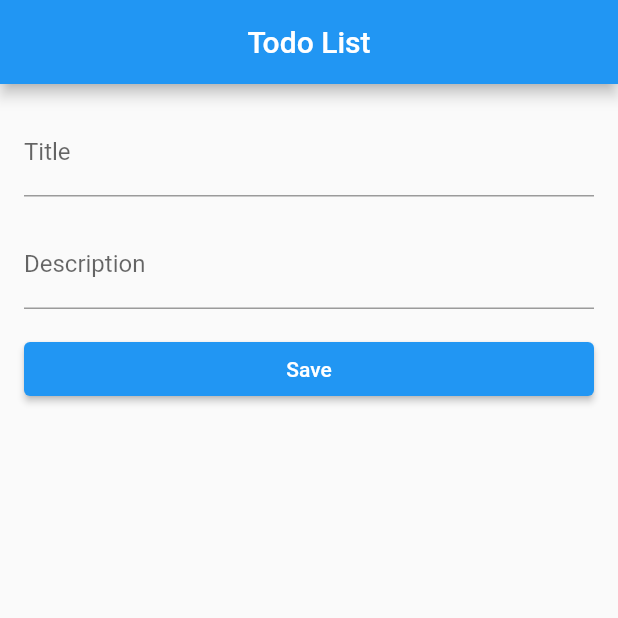
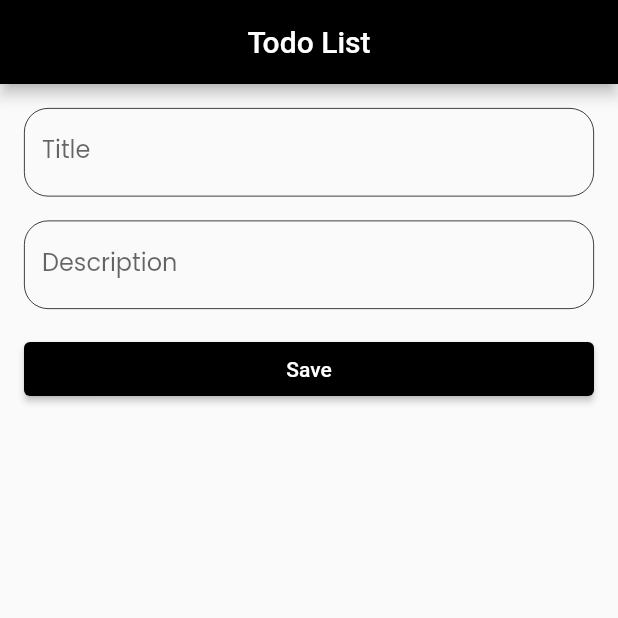
Before and after one commit to Stobertonf/status_management_list, a Flutter app: the screen it shows after launch, on a phone screen of 412 x 824 dp, the top half of it. Run offline on Flutter 3.47's test engine with Material 2 defaults, Android fonts, the phone set to English and light mode, and no system bars.

Commit message:
feat(Splash-Screen): Changing the Home Page file.

```diff
--- a/lib/app/pages/home/home_page.dart
+++ b/lib/app/pages/home/home_page.dart
@@ -39,9 +39,12 @@ class _HomePageState extends State<HomePage> {
           'Todo List',
         ),
         centerTitle: true,
+        backgroundColor: Colors.black,
       ),
       body: Padding(
-        padding: const EdgeInsets.all(16.0),
+        padding: const EdgeInsets.all(
+          16.0,
+        ),
         child: Form(
           key: _formKey,
           child: Column(
@@ -49,8 +52,40 @@ class _HomePageState extends State<HomePage> {
             children: <Widget>[
               TextFormField(
                 controller: _titleController,
-                decoration: const InputDecoration(
+                decoration: InputDecoration(
+                  border: OutlineInputBorder(
+                    borderRadius: BorderRadius.circular(
+                      16.0,
+                    ),
+                    borderSide: const BorderSide(
+                      width: 0.5,
+                      color: Colors.white,
+                    ),
+                  ),
+                  enabledBorder: OutlineInputBorder(
+                    borderRadius: BorderRadius.circular(
+                      16.0,
+                    ),
+                    borderSide: const BorderSide(
+                      width: 0.5,
+                      color: Colors.black,
+                    ),
+                  ),
+                  focusedBorder: OutlineInputBorder(
+                    borderRadius: BorderRadius.circular(
+                      16.0,
+                    ),
+                    borderSide: const BorderSide(
+                      width: 0.5,
+                      color: Colors.black,
+                    ),
+                  ),
                   labelText: 'Title',
+                  labelStyle: const TextStyle(
+                    fontSize: 16,
+                    fontFamily: 'Poppins',
+                    fontWeight: FontWeight.w400,
+                  ),
                 ),
                 validator: (value) {
                   if (value!.isEmpty) {
@@ -59,11 +94,45 @@ class _HomePageState extends State<HomePage> {
                   return null;
                 },
               ),
-              const SizedBox(height: 16.0),
+              const SizedBox(
+                height: 16.0,
+              ),
               TextFormField(
                 controller: _descriptionController,
-                decoration: const InputDecoration(
+                decoration: InputDecoration(
+                  border: OutlineInputBorder(
+                    borderRadius: BorderRadius.circular(
+                      16.0,
+                    ),
+                    borderSide: const BorderSide(
+                      width: 0.5,
+                      color: Colors.white,
+                    ),
+                  ),
+                  enabledBorder: OutlineInputBorder(
+                    borderRadius: BorderRadius.circular(
+                      16.0,
+                    ),
+                    borderSide: const BorderSide(
+                      width: 0.5,
+                      color: Colors.black,
+                    ),
+                  ),
+                  focusedBorder: OutlineInputBorder(
+                    borderRadius: BorderRadius.circular(
+                      16.0,
+                    ),
+                    borderSide: const BorderSide(
+                      width: 0.5,
+                      color: Colors.black,
+                    ),
+                  ),
                   labelText: 'Description',
+                  labelStyle: const TextStyle(
+                    fontSize: 16,
+                    fontFamily: 'Poppins',
+                    fontWeight: FontWeight.w400,
+                  ),
                 ),
                 validator: (value) {
                   if (value!.isEmpty) {
@@ -72,8 +141,15 @@ class _HomePageState extends State<HomePage> {
                   return null;
                 },
               ),
-              const SizedBox(height: 16.0),
+              const SizedBox(
+                height: 16.0,
+              ),
               ElevatedButton(
+                style: ButtonStyle(
+                  backgroundColor: MaterialStateProperty.all<Color>(
+                    Colors.black,
+                  ),
+                ),
                 onPressed: _submitForm,
                 child: const Text(
                   'Save',
```
